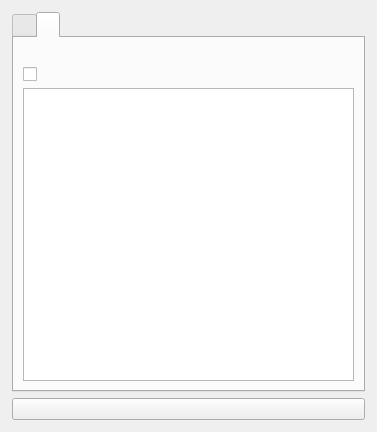
The window that org.nickvision.tubeconverter.qt/src/views/adddownloaddialog.ui (NickvisionApps/Parabolic) describes before a commit, drawn with Qt 5.
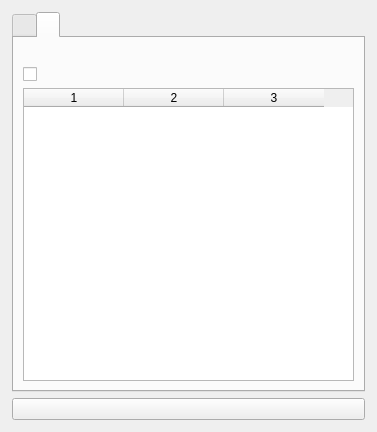
The same window after the commit. The open tabs and pages were chosen to show the change. Icons and pictures are not drawn.

Patch:
```diff
--- a/org.nickvision.tubeconverter.qt/src/views/adddownloaddialog.ui
+++ b/org.nickvision.tubeconverter.qt/src/views/adddownloaddialog.ui
@@ -379,7 +379,14 @@
             <widget class="QCheckBox" name="chkNumberTitlesPlaylist"/>
            </item>
            <item>
-            <widget class="QTableWidget" name="tblItemsPlaylist"/>
+            <widget class="QTableWidget" name="tblItemsPlaylist">
+             <property name="columnCount">
+              <number>3</number>
+             </property>
+             <column/>
+             <column/>
+             <column/>
+            </widget>
            </item>
           </layout>
          </widget>
```
Left out of the diff: 12 changed lines with no effect on the pictures.
